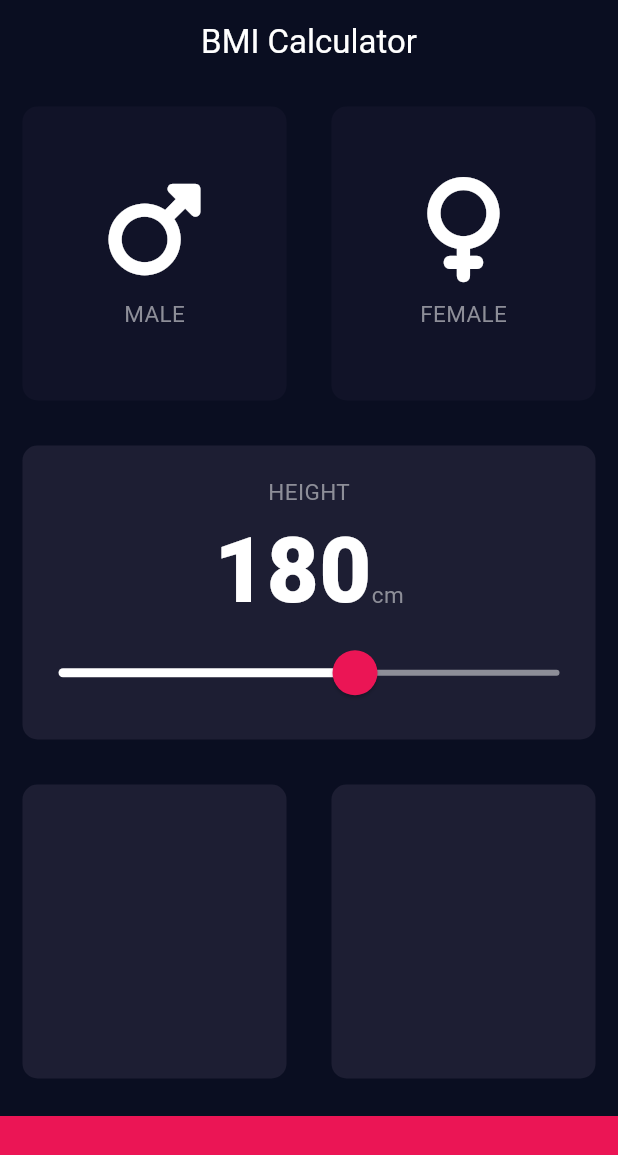
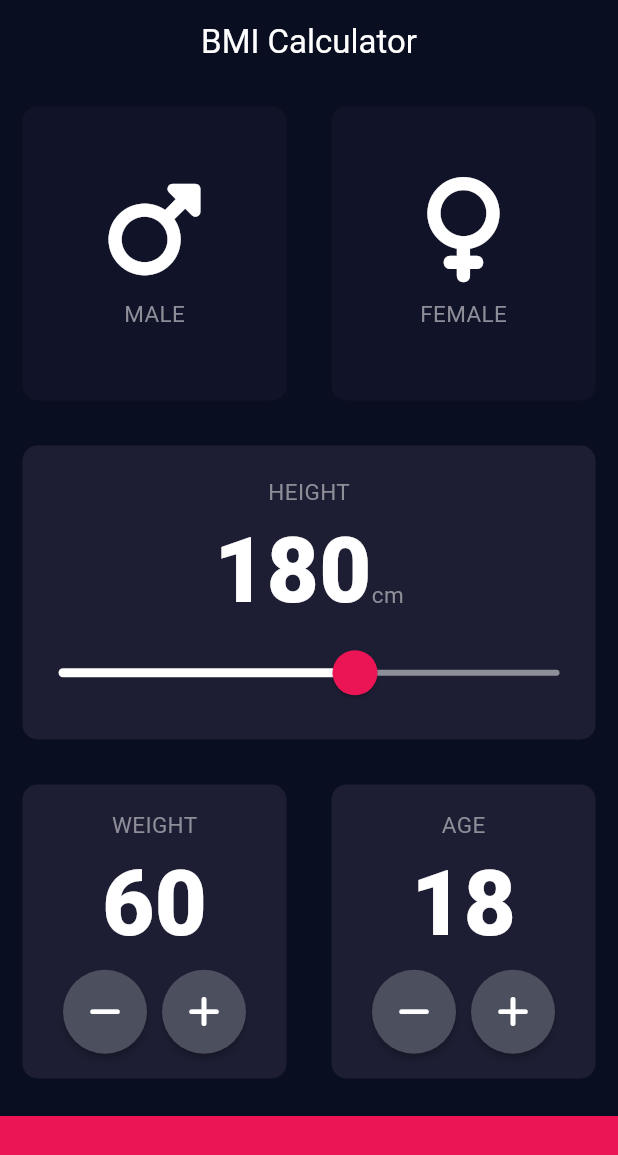
Before and after one commit to junsan/flutter_bmi, a Flutter app: the screen it shows after launch, on a phone screen of 412 x 824 dp. Shown: the top 1155 px of the screen. Run offline on Flutter 3.47's test engine with Material 3 defaults, Android fonts, the phone set to English and light mode, and no system bars; our stand-ins replace font_awesome_flutter; missing offline and left inert: dart:html.

Commit message:
weight and age

```diff
--- a/lib/input_page.dart
+++ b/lib/input_page.dart
@@ -5,7 +5,6 @@ import 'package:font_awesome_flutter/font_awesome_flutter.dart';
 import 'content_widget.dart';
 import 'reusable_card.dart';
 import 'constant.dart';
-
 
 class InputPage extends StatefulWidget {
   const InputPage({super.key});
@@ -22,6 +21,8 @@ class _InputPageState extends State<InputPage> {
 
   GenderChoice? selectedGender;
   int height = 180;
+  int weight = 60;
+  int age = 18;
 
   @override
   Widget build(BuildContext context) {
@@ -114,10 +115,80 @@ class _InputPageState extends State<InputPage> {
               Expanded(
                 child: ReusableCard(
                   colour: backgroundColour,
+                  childContent: Column(
+                    mainAxisAlignment: MainAxisAlignment.center,
+                    children: [
+                      Text('WEIGHT',
+                        style: labelTextStyle,
+                      ),
+                      Text(weight.toString(),
+                        style: largeTextStyle,
+                      ),
+                      Row(
+                        mainAxisAlignment: MainAxisAlignment.center,
+                        children: [
+                          RoundIconButton(
+                            onPressData: () {
+                              setState(() {
+                                  weight--;
+                              });
+                            },
+                            child: Icon(FontAwesomeIcons.minus),
+                          ),
+                          SizedBox(
+                            width: 10.0,
+                          ),
+                          RoundIconButton(
+                            child: Icon(FontAwesomeIcons.plus),
+                            onPressData: () {
+                              setState(() {
+                                weight++;
+                              });
+                            },
+                          ),
+                        ],
+                      )
+                    ],
+                  ),
                 ),
               ),
               Expanded(
                 child: ReusableCard(
+                  childContent: Column(
+                    mainAxisAlignment: MainAxisAlignment.center,
+                    children: [
+                      Text('AGE',
+                        style: labelTextStyle,
+                      ),
+                      Text(age.toString(),
+                        style: largeTextStyle,
+                      ),
+                      Row(
+                        mainAxisAlignment: MainAxisAlignment.center,
+                        children: [
+                          RoundIconButton(
+                            onPressData: () {
+                              setState(() {
+                                age--;
+                              });
+                            },
+                            child: Icon(FontAwesomeIcons.minus),
+                          ),
+                          SizedBox(
+                            width: 10.0,
+                          ),
+                          RoundIconButton(
+                            child: Icon(FontAwesomeIcons.plus),
+                            onPressData: () {
+                              setState(() {
+                                age++;
+                              });
+                            },
+                          ),
+                        ],
+                      )
+                    ],
+                  ),
                   colour: backgroundColour,
                 ),
               ),
@@ -134,3 +205,28 @@ class _InputPageState extends State<InputPage> {
     );
   }
 }
+
+class RoundIconButton extends StatelessWidget {
+
+  RoundIconButton({required this.child, required this.onPressData});
+
+  final Widget? child;
+  final Function()? onPressData;
+
+  @override
+  Widget build(BuildContext context) {
+    return RawMaterialButton(
+      onPressed: onPressData,
+      child: child,
+      fillColor: Color(0xFF4C4F5E),
+      shape: CircleBorder(),
+      constraints: BoxConstraints.tightFor(
+        width: 56.0,
+        height: 56.0
+      ),
+      textStyle: TextStyle(
+        color: Colors.white
+      ),
+    );
+  }
+}
```
